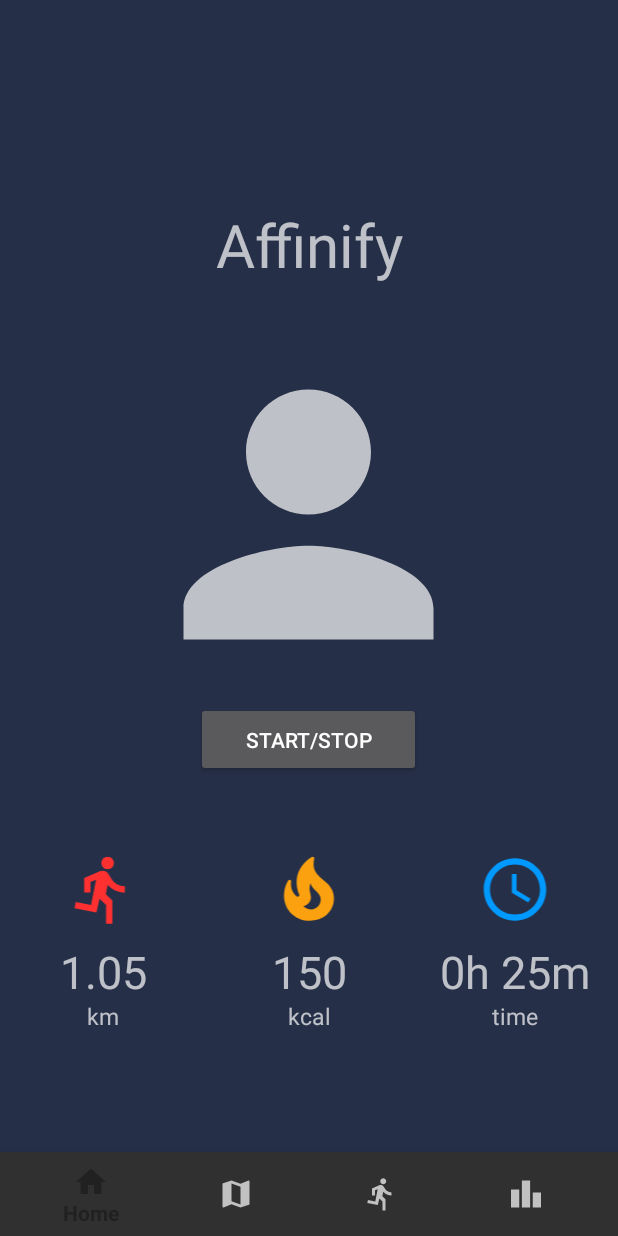
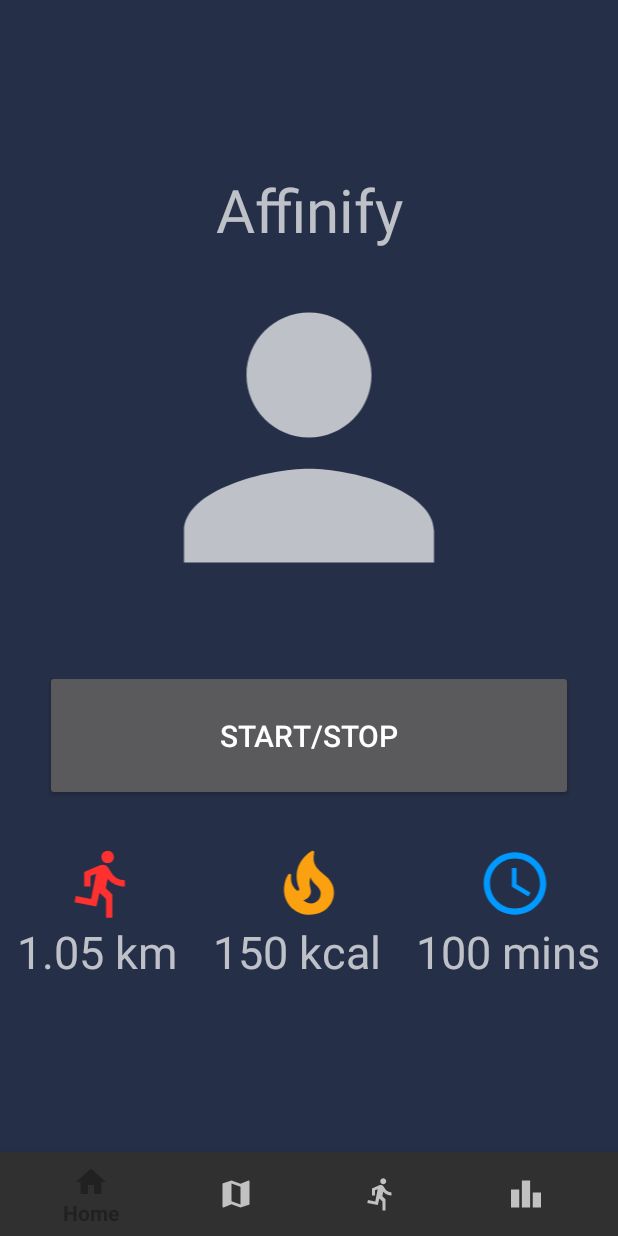
Before and after one commit to Jordanmarshall2510/CS4084-Mobile-Application-Development, an Android app: the HomeFragment screen opened directly, with no data from a screen before it, on a phone screen of 412 x 824 dp. Run offline under Robolectric (Android 15) with nearby library versions, the phone set to English and light mode, and no system bars; libraries missing offline, so code that uses them is left out: com.karumi.dexter; 1 statement that could not run was skipped.

Commit message:
Fixed Home Fragment Layout

```diff
--- a/app/src/main/java/com/example/cs4084_mobile_application_development/HomeFragment.java
+++ b/app/src/main/java/com/example/cs4084_mobile_application_development/HomeFragment.java
@@ -13,6 +13,11 @@ import androidx.annotation.Nullable;
 import androidx.fragment.app.Fragment;
 
 public class HomeFragment extends Fragment {
+
+    public String distanceValue = "1.05";
+    public String caloriesValue = "150";
+    public String timeValue = "100";
+
     @Nullable
     @Override
     public View onCreateView(@NonNull LayoutInflater inflater, @Nullable ViewGroup container, @Nullable Bundle savedInstanceState) {
@@ -37,9 +42,9 @@ public class HomeFragment extends Fragment {
         ImageView timeImage = (ImageView) currentView.findViewById(R.id.timeImage);
 
         // Change the text
-        distanceText.setText("1.05");
-        caloriesText.setText("150");
-        timeText.setText("0h 25m");
+        distanceText.setText(distanceValue + " km");
+        caloriesText.setText(caloriesValue + " kcal");
+        timeText.setText(timeValue + " mins");
 
         // Change the image colours
         distanceImage.setColorFilter(Color.parseColor("#ff3030"));
--- a/app/src/main/res/layout/fragment_home.xml
+++ b/app/src/main/res/layout/fragment_home.xml
@@ -1,155 +1,96 @@
 <?xml version="1.0" encoding="utf-8"?>
-<RelativeLayout xmlns:android="http://schemas.android.com/apk/res/android"
-    xmlns:app="http://schemas.android.com/apk/res-auto"
-    xmlns:tools="http://schemas.android.com/tools"
+<LinearLayout xmlns:android="http://schemas.android.com/apk/res/android"
     android:layout_width="match_parent"
     android:layout_height="match_parent"
+    android:orientation="vertical"
+    android:gravity="center"
     android:background="#252f47">
 
+    <!--Affinify Title-->
+    <TextView
+        android:id="@+id/titleText"
+        android:layout_width="match_parent"
+        android:layout_height="wrap_content"
+        android:textSize="40dp"
+        android:text="Affinify"
+        android:gravity="center"/>
+
+    <!--User Profile-->
     <ImageView
         android:id="@+id/profilePicture"
-        android:layout_width="250dp"
+        android:layout_width="match_parent"
         android:layout_height="250dp"
-        android:layout_alignParentBottom="true"
-        android:layout_centerHorizontal="true"
-        android:layout_marginBottom="300dp"
         android:src="@drawable/ic_baseline_default_avatar" />
 
+    <!--Start/Stop Button-->
+    <Button
+        android:id="@+id/startStopButton"
+        android:layout_width="match_parent"
+        android:layout_height="wrap_content"
+        android:layout_centerHorizontal="true"
+        android:text="start/stop"
+        android:textSize="20dp"
+        android:layout_margin="30dp"
+        android:padding="30dp"/>
+
+    <!--3 Statistic Images-->
     <LinearLayout
         android:layout_width="match_parent"
-        android:layout_height="match_parent"
-        android:layout_weight="0"
-        android:gravity="center|bottom"
-        android:layout_marginBottom="100dp">
-
-
-        <TextView
-            android:id="@+id/distanceText"
-            android:layout_width="0dp"
-            android:layout_height="wrap_content"
-            android:layout_weight="1"
-            android:gravity="center"
-            android:maxLines="1"
-            android:text="dist"
-            android:textSize="30dp" />
-
-        <TextView
-            android:id="@+id/caloriesText"
-            android:layout_width="0dp"
-            android:layout_height="wrap_content"
-            android:layout_toRightOf="@+id/subtitle"
-            android:maxLines="1"
-            android:layout_weight="1"
-            android:textSize="30dp"
-            android:text="cal"
-            android:gravity="center"/>
-
-        <TextView
-            android:id="@+id/timeText"
-            android:layout_width="0dp"
-            android:layout_height="wrap_content"
-            android:layout_toRightOf="@+id/subtitle"
-            android:maxLines="1"
-            android:layout_weight="1"
-            android:textSize="30dp"
-            android:text="time"
-            android:gravity="center"/>
-    </LinearLayout>
-
-    <LinearLayout
-        android:layout_width="match_parent"
-        android:layout_height="match_parent"
-        android:layout_weight="0"
-        android:gravity="center|bottom"
-        android:layout_marginBottom="150dp">
-
+        android:layout_height="wrap_content"
+        android:gravity="center">
 
         <ImageView
             android:id="@+id/distanceImage"
             android:layout_width="50dp"
             android:layout_height="50dp"
-            android:layout_alignParentTop="true"
-            android:layout_centerHorizontal="true"
             android:src="@drawable/ic_baseline_statistics"
             android:layout_weight="1"/>
         <ImageView
             android:id="@+id/caloriesImage"
             android:layout_width="50dp"
             android:layout_height="50dp"
-            android:layout_alignParentTop="true"
-            android:layout_centerHorizontal="true"
             android:src="@drawable/ic_baseline_local_calories"
             android:layout_weight="1"/>
         <ImageView
             android:id="@+id/timeImage"
             android:layout_width="50dp"
             android:layout_height="50dp"
-            android:layout_alignParentTop="true"
-            android:layout_centerHorizontal="true"
             android:src="@drawable/ic_baseline_access_time"
             android:layout_weight="1"/>
-
     </LinearLayout>
 
+    <!--3 Statistic Text Values-->
     <LinearLayout
         android:layout_width="match_parent"
-        android:layout_height="match_parent"
-        android:layout_weight="0"
-        android:gravity="center|bottom"
-        android:layout_marginBottom="80dp">
-
+        android:layout_height="wrap_content"
+        android:gravity="center">
 
         <TextView
-            android:id="@+id/distanceUnitText"
-            android:layout_width="0dp"
+            android:id="@+id/distanceText"
+            android:layout_width="wrap_content"
             android:layout_height="wrap_content"
             android:layout_weight="1"
-            android:gravity="center"
-            android:maxLines="1"
             android:text="km"
-            android:textSize="15dp" />
-
-        <TextView
-            android:id="@+id/caloriesUnitText"
-            android:layout_width="0dp"
-            android:layout_height="wrap_content"
-            android:layout_toRightOf="@+id/subtitle"
-            android:maxLines="1"
-            android:layout_weight="1"
-            android:textSize="15dp"
-            android:text="kcal"
+            android:textSize="30dp"
             android:gravity="center"/>
 
         <TextView
-            android:id="@+id/timeUnitText"
-            android:layout_width="0dp"
+            android:id="@+id/caloriesText"
+            android:layout_width="wrap_content"
             android:layout_height="wrap_content"
-            android:layout_toRightOf="@+id/subtitle"
-            android:maxLines="1"
             android:layout_weight="1"
-            android:textSize="15dp"
+            android:text="kcal"
+            android:textSize="30dp"
+            android:gravity="center"/>
+
+        <TextView
+            android:id="@+id/timeText"
+            android:layout_width="wrap_content"
+            android:layout_height="wrap_content"
+            android:layout_weight="1"
             android:text="time"
+            android:textSize="30dp"
             android:gravity="center"/>
     </LinearLayout>
 
-    <Button
-        android:id="@+id/startStopButton"
-        android:layout_width="150dp"
-        android:layout_height="50dp"
-        android:layout_centerHorizontal="true"
-        android:layout_alignParentBottom="true"
-        android:layout_marginBottom="250dp"
-        android:text="start/stop" />
-
-    <TextView
-        android:id="@+id/titleText"
-        android:layout_width="300dp"
-        android:layout_height="70dp"
-        android:layout_centerHorizontal="true"
-        android:layout_alignParentBottom="true"
-        android:layout_marginBottom="570dp"
-        android:textSize="40dp"
-        android:text="Affinify"
-        android:gravity="center"/>
-
-</RelativeLayout>
+</LinearLayout>
```
